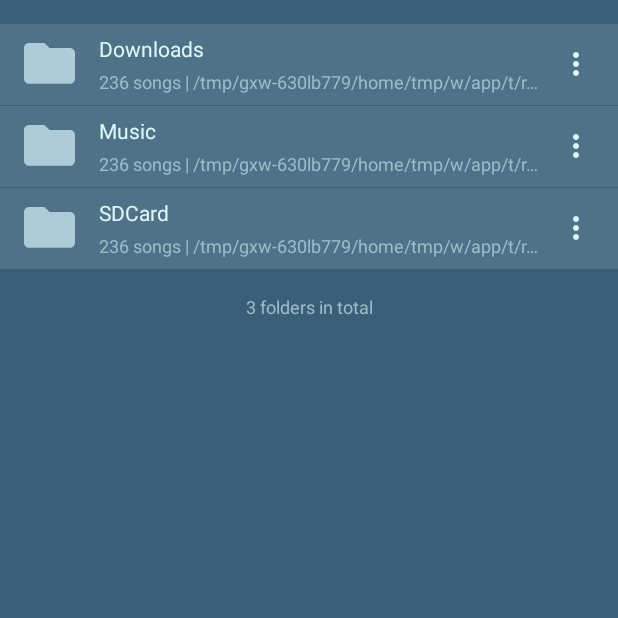
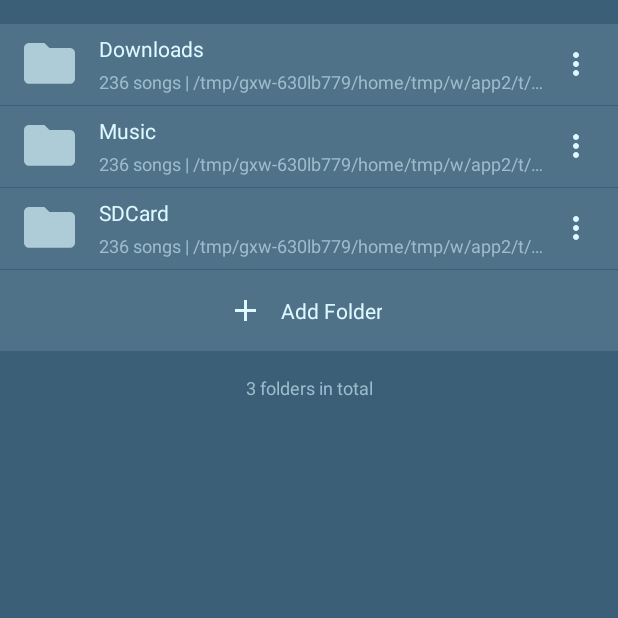
Before and after one commit to ryanhoo/StylishMusicPlayer, an Android app: the fragment AddedFolderFragment shown on its own in the app's theme, on a phone screen of 412 x 824 dp, the top half of it. Run offline under Robolectric (Android 15) with nearby library versions, the light colour scheme and no system bars; our stand-ins replace ButterKnife; libraries missing offline, so code that uses them is left out: rx.subscriptions.

Commit message:
feat(Local Folder): Implement add footer as footer of recycler view

```diff
--- /dev/null
+++ b/app/src/main/java/io/github/ryanhoo/music/ui/common/AbstractFooterAdapter.java
@@ -0,0 +1,82 @@
+package io.github.ryanhoo.music.ui.common;
+
+import android.content.Context;
+import android.support.v7.widget.RecyclerView;
+import android.view.View;
+import android.view.ViewGroup;
+import io.github.ryanhoo.music.ui.base.adapter.IAdapterView;
+import io.github.ryanhoo.music.ui.base.adapter.ListAdapter;
+
+import java.util.List;
+
+/**
+ * Created with Android Studio.
+ * User: ryan.hoo.j@gmail.com
+ * Date: 9/3/16
+ * Time: 10:32 PM
+ * Desc: AbstractFooterAdapter
+ */
+public abstract class AbstractFooterAdapter<T, V extends IAdapterView> extends ListAdapter<T, V> {
+
+    protected static final int VIEW_TYPE_ITEM = 1; // Normal list item
+    protected static final int VIEW_TYPE_FOOTER = 2;  // Footer
+
+    public AbstractFooterAdapter(Context context, List<T> data) {
+        super(context, data);
+    }
+
+    /**
+     * Default footer view is disabled, override in subclass and return true if want to enable it.
+     */
+    protected boolean isFooterEnabled() {
+        return false;
+    }
+
+    /**
+     * @return Custom footer view, but override {@link #isFooterEnabled} and return true first.
+     */
+    protected View createFooterView() {
+        return null;
+    }
+
+    @Override
+    public RecyclerView.ViewHolder onCreateViewHolder(ViewGroup parent, int viewType) {
+        if (viewType == VIEW_TYPE_FOOTER) {
+            return new RecyclerView.ViewHolder(createFooterView()) {
+            };
+        }
+        return super.onCreateViewHolder(parent, viewType);
+    }
+
+    @Override
+    public void onBindViewHolder(RecyclerView.ViewHolder holder, int position) {
+        if (getItemViewType(position) == VIEW_TYPE_ITEM) {
+            super.onBindViewHolder(holder, position);
+        }
+    }
+
+    @Override
+    public int getItemViewType(int position) {
+        if (isFooterEnabled() && position == getItemCount() - 1) {
+            return VIEW_TYPE_FOOTER;
+        }
+        return VIEW_TYPE_ITEM;
+    }
+
+    @Override
+    public int getItemCount() {
+        int itemCount = super.getItemCount();
+        if (isFooterEnabled()) {
+            itemCount += 1;
+        }
+        return itemCount;
+    }
+
+    @Override
+    public T getItem(int position) {
+        if (getItemViewType(position) == VIEW_TYPE_FOOTER) {
+            return null;
+        }
+        return super.getItem(position);
+    }
+}
--- a/app/src/main/java/io/github/ryanhoo/music/ui/common/AbstractCommonAdapter.java
+++ b/app/src/main/java/io/github/ryanhoo/music/ui/common/AbstractSummaryAdapter.java
@@ -18,7 +18,7 @@
  * Time: 6:00 PM
  * Desc: AbstractCommonAdapter
  */
-public abstract class AbstractCommonAdapter<T, V extends IAdapterView> extends ListAdapter<T, V> {
+public abstract class AbstractSummaryAdapter<T, V extends IAdapterView> extends ListAdapter<T, V> {
 
     protected static final int VIEW_TYPE_ITEM = 1; // Normal list item
     protected static final int VIEW_TYPE_END = 2;  // End summary item, e.g. '2 items in total'
@@ -30,7 +30,7 @@
     private boolean hasEndSummary;
     private TextView textViewEndSummary;
 
-    public AbstractCommonAdapter(Context context, List<T> data) {
+    public AbstractSummaryAdapter(Context context, List<T> data) {
         super(context, data);
         mContext = context;
     }
--- a/app/src/main/java/io/github/ryanhoo/music/ui/local/all/LocalMusicAdapter.java
+++ b/app/src/main/java/io/github/ryanhoo/music/ui/local/all/LocalMusicAdapter.java
@@ -3,7 +3,7 @@
 import android.content.Context;
 import io.github.ryanhoo.music.R;
 import io.github.ryanhoo.music.data.model.Music;
-import io.github.ryanhoo.music.ui.common.AbstractCommonAdapter;
+import io.github.ryanhoo.music.ui.common.AbstractSummaryAdapter;
 import io.github.ryanhoo.music.ui.widget.RecyclerViewFastScroller;
 
 import java.util.List;
@@ -15,7 +15,7 @@
  * Time: 8:21 PM
  * Desc: LocalMusicAdapter
  */
-public class LocalMusicAdapter extends AbstractCommonAdapter<Music, LocalMusicItemView>
+public class LocalMusicAdapter extends AbstractSummaryAdapter<Music, LocalMusicItemView>
         implements RecyclerViewFastScroller.BubbleTextGetter {
 
     Context mContext;
--- a/app/src/main/java/io/github/ryanhoo/music/ui/local/folder/AddedFolderAdapter.java
+++ b/app/src/main/java/io/github/ryanhoo/music/ui/local/folder/AddedFolderAdapter.java
@@ -1,9 +1,11 @@
 package io.github.ryanhoo.music.ui.local.folder;
 
 import android.content.Context;
+import android.view.View;
+import android.widget.TextView;
 import io.github.ryanhoo.music.R;
 import io.github.ryanhoo.music.data.model.Folder;
-import io.github.ryanhoo.music.ui.common.AbstractCommonAdapter;
+import io.github.ryanhoo.music.ui.common.AbstractFooterAdapter;
 
 import java.util.List;
 
@@ -14,9 +16,14 @@
  * Time: 7:22 PM
  * Desc: AddedFolderAdapter
  */
-public class AddedFolderAdapter extends AbstractCommonAdapter<Folder, AddedFolderItemView> {
+public class AddedFolderAdapter extends AbstractFooterAdapter<Folder, AddedFolderItemView> {
 
     private Context mContext;
+
+    private View mFooterView;
+    private TextView textViewSummary;
+
+    private AddFolderCallback mAddFolderCallback;
 
     public AddedFolderAdapter(Context context, List<Folder> data) {
         super(context, data);
@@ -24,12 +31,50 @@
     }
 
     @Override
-    protected String getEndSummaryText(int dataCount) {
-        return mContext.getString(R.string.mp_local_files_folder_list_end_summary_formatter, dataCount);
+    protected AddedFolderItemView createView(Context context) {
+        return new AddedFolderItemView(context);
+    }
+
+    // Footer View
+
+    @Override
+    protected boolean isFooterEnabled() {
+        return true;
     }
 
     @Override
-    protected AddedFolderItemView createView(Context context) {
-        return new AddedFolderItemView(context);
+    protected View createFooterView() {
+        if (mFooterView == null) {
+            mFooterView = View.inflate(mContext, R.layout.item_local_folder_footer, null);
+            View layoutAddFolder = mFooterView.findViewById(R.id.layout_add_folder);
+            layoutAddFolder.setOnClickListener(new View.OnClickListener() {
+                @Override
+                public void onClick(View v) {
+                    if (mAddFolderCallback != null) {
+                        mAddFolderCallback.onAddFolder();
+                        ;
+                    }
+                }
+            });
+            textViewSummary = (TextView) mFooterView.findViewById(R.id.text_view_summary);
+        }
+        int itemCount = getItemCount() - 1; // real data count
+        if (itemCount > 1) {
+            textViewSummary.setVisibility(View.VISIBLE);
+            textViewSummary.setText(mContext.getString(R.string.mp_local_files_folder_list_end_summary_formatter, itemCount));
+        } else {
+            textViewSummary.setVisibility(View.GONE);
+        }
+        return mFooterView;
+    }
+
+    // Callback
+
+    public void setAddFolderCallback(AddFolderCallback callback) {
+        mAddFolderCallback = callback;
+    }
+
+    /* package */ interface AddFolderCallback {
+        void onAddFolder();
     }
 }
--- /dev/null
+++ b/app/src/main/res/drawable/ic_list_add.xml
@@ -0,0 +1,28 @@
+<?xml version="1.0" encoding="utf-8"?>
+<vector xmlns:android="http://schemas.android.com/apk/res/android"
+    xmlns:app="http://schemas.android.com/apk/res-auto"
+    android:width="14dp"
+    android:height="14dp"
+    android:viewportWidth="14"
+    android:viewportHeight="14"
+    >
+
+    <group
+            android:translateX="-120.000000"
+            android:translateY="-375.000000">
+        <group
+                android:translateY="121.000000">
+            <group
+                    android:translateY="235.000000">
+                <group
+                        android:translateX="120.000000"
+                        android:translateY="19.000000">
+                    <path
+                        android:name="Shape"
+                        android:fillColor="#DDF9FF"
+                        android:pathData="M 14 8 L 8 8 L 8 14 L 6 14 L 6 8 L 0 8 L 0 6 L 6 6 L 6 0 L 8 0 L 8 6 L 14 6 Z" />
+                </group>
+            </group>
+        </group>
+    </group>
+</vector>
--- /dev/null
+++ b/app/src/main/res/layout/item_local_folder_footer.xml
@@ -0,0 +1,40 @@
+<?xml version="1.0" encoding="utf-8"?>
+<LinearLayout
+    xmlns:android="http://schemas.android.com/apk/res/android"
+    xmlns:tools="http://schemas.android.com/tools"
+    android:orientation="vertical"
+    android:layout_width="match_parent"
+    android:layout_height="wrap_content"
+    >
+
+    <FrameLayout
+        android:id="@+id/layout_add_folder"
+        android:layout_width="match_parent"
+        android:layout_height="@dimen/mp.list.itemHeight"
+        android:background="@color/mp.list.background"
+        >
+
+        <View
+            android:layout_width="match_parent"
+            android:layout_height="match_parent"
+            android:background="?attr/selectableItemBackground"
+            />
+
+        <TextView
+            style="@style/MP.Theme.TextAppearance.List.Title"
+            android:layout_width="wrap_content"
+            android:layout_height="wrap_content"
+            android:drawableLeft="@drawable/ic_list_add"
+            android:drawableStart="@drawable/ic_list_add"
+            android:drawablePadding="@dimen/mp.padding.large"
+            android:layout_gravity="center"
+            android:gravity="center"
+            android:text="@string/mp.local_files.folder_list.add_folder"
+            />
+    </FrameLayout>
+
+    <TextView
+        style="@style/MP.Theme.TextAppearance.List.EndSummary"
+        tools:text="3 folders in total"
+        />
+</LinearLayout>
--- a/app/src/main/res/values/ids.xml
+++ b/app/src/main/res/values/ids.xml
@@ -1,4 +1,5 @@
 <?xml version="1.0" encoding="utf-8"?>
 <resources>
+    <item name="text_view_summary" type="id"/>
     <item name="recycler_view" type="id"/>
 </resources>
--- a/app/src/main/res/values/strings.xml
+++ b/app/src/main/res/values/strings.xml
@@ -24,4 +24,5 @@
     <string name="mp.local_files.music_list.end_summary_formatter">%d songs in total</string>
     <string name="mp.local_files.folder_list.end_summary_formatter">%d folders in total</string>
     <string name="mp.local_files.folder_list.item_info_formatter" formatted="false">%d songs | %s</string>
+    <string name="mp.local_files.folder_list.add_folder">Add Folder</string>
 </resources>
--- a/app/src/main/res/values/styles.xml
+++ b/app/src/main/res/values/styles.xml
@@ -95,6 +95,7 @@
     </style>
 
     <style name="MP.Theme.TextAppearance.List.EndSummary">
+        <item name="android:id">@id/text_view_summary</item>
         <item name="android:layout_width">match_parent</item>
         <item name="android:layout_height">wrap_content</item>
         <item name="android:textColor">@color/mp.text.hint</item>
```
